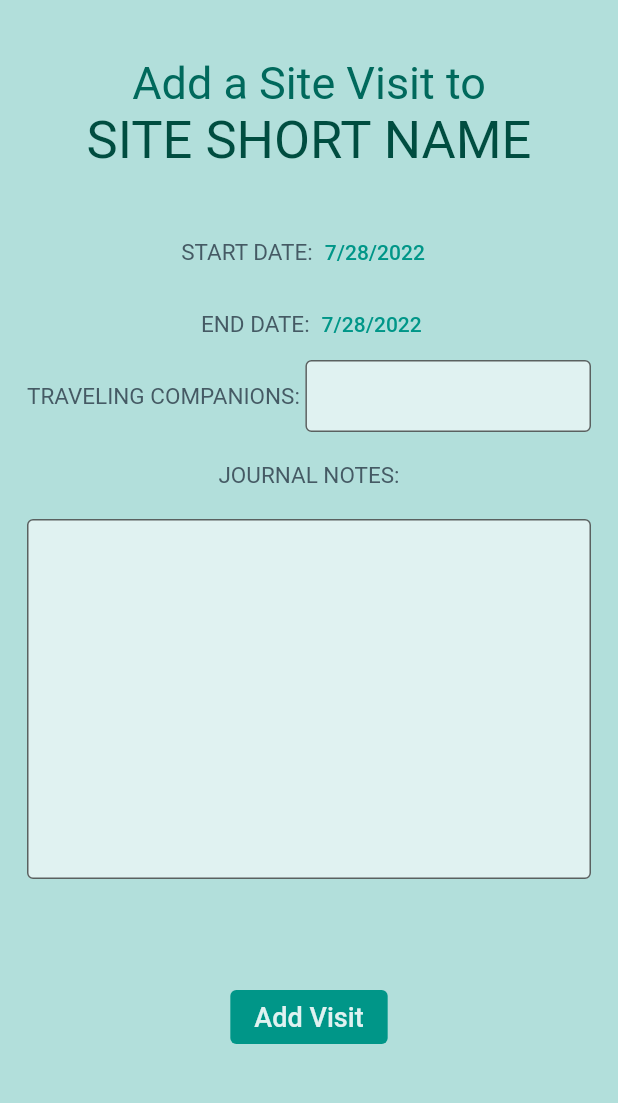
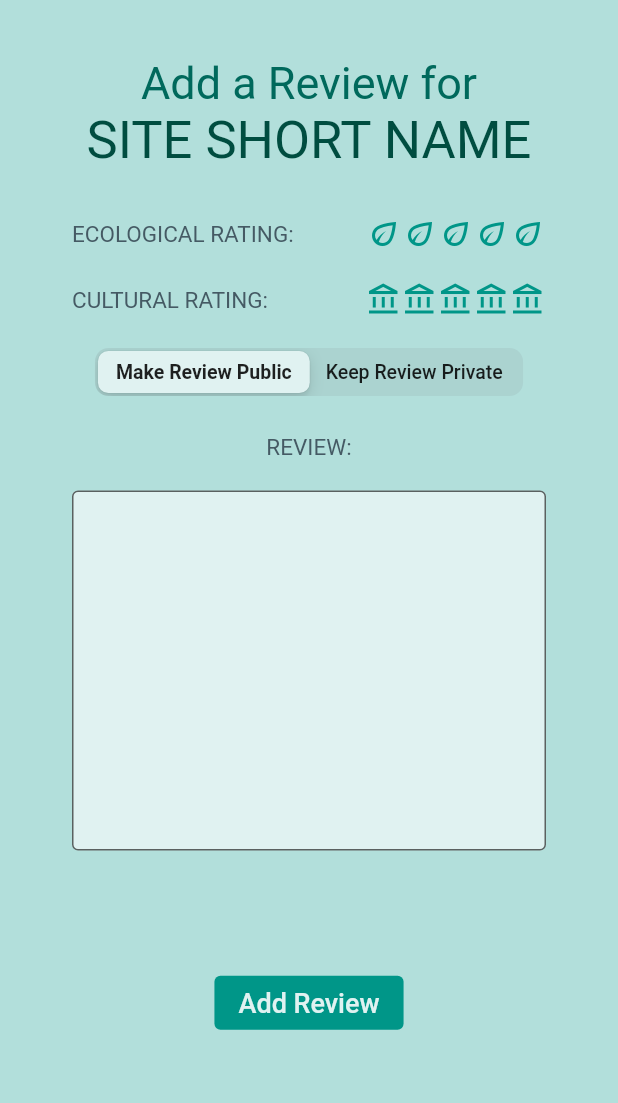
Before and after one commit to keflynn/whs-mvp, a Flutter app: the screen it shows after launch, on a phone screen of 412 x 824 dp, the part 54-1157 px from its top. Run offline on Flutter 3.47's test engine with Material 2 defaults, Android fonts, the phone set to English and light mode, and no system bars; missing offline and left inert: section_view.

Commit message:
static add review screen added

```diff
--- a/lib/main.dart
+++ b/lib/main.dart
@@ -1,4 +1,5 @@
 import 'package:flutter/material.dart';
+import 'package:whs_app_mvp/screens/add_review_screen.dart';
 import 'package:whs_app_mvp/screens/site_detail_screen.dart';
 import 'screens/profile_screen.dart';
 import 'screens/official_list_screen.dart';
@@ -20,7 +21,7 @@ class MyApp extends StatelessWidget {
         primarySwatch: Colors.teal,
         canvasColor: Colors.blueGrey.shade50,
       ),
-      home: AddVisitScreen(),
+      home: AddReviewScreen(),
       //home: VisitDetailScreen(title: 'Visit to Grenada'),
     );
   }
--- /dev/null
+++ b/lib/screens/add_review_screen.dart
@@ -0,0 +1,152 @@
+import 'package:flutter/cupertino.dart';
+import 'package:flutter/material.dart';
+import '../components/text_input_area.dart';
+import '../components/large_text_button.dart';
+import '../components/icon_rating_row.dart';
+import '../utility/constants.dart';
+
+class AddReviewScreen extends StatefulWidget {
+  const AddReviewScreen({Key? key}) : super(key: key);
+
+  @override
+  State<AddReviewScreen> createState() => _AddReviewScreenState();
+}
+
+class _AddReviewScreenState extends State<AddReviewScreen> {
+  String isPrivate = '0';
+  final reviewScrollController = ScrollController();
+
+  @override
+  Widget build(BuildContext context) {
+    return Scaffold(
+      appBar: AppBar(
+        backgroundColor: Colors.teal.shade100,
+        elevation: 0,
+        actions: [
+          TextButton(
+            onPressed: () {},
+            child: Text(
+              'Cancel',
+            ),
+          ),
+        ],
+      ),
+      backgroundColor: Colors.teal.shade100,
+      body: SafeArea(
+        child: Padding(
+          padding: const EdgeInsets.all(18.0),
+          child: Center(
+            child: Column(
+              children: [
+                Text(
+                  'Add a Review for',
+                  style: TextStyle(
+                    fontSize: 30.0,
+                    color: Colors.teal.shade800,
+                    decoration: TextDecoration.none,
+                  ),
+                ),
+                Text(
+                  'SITE SHORT NAME',
+                  style: TextStyle(
+                    fontSize: 35.0,
+                    color: Colors.teal.shade900,
+                    decoration: TextDecoration.none,
+                  ),
+                ),
+                SizedBox(
+                  height: 30.0,
+                ),
+                Padding(
+                  padding: const EdgeInsets.symmetric(horizontal: 30.0),
+                  child: Column(
+                    crossAxisAlignment: CrossAxisAlignment.center,
+                    mainAxisAlignment: MainAxisAlignment.spaceEvenly,
+                    children: [
+                      Row(
+                        mainAxisAlignment: MainAxisAlignment.spaceBetween,
+                        children: [
+                          Text(
+                            'ECOLOGICAL RATING:',
+                            style: kFormFieldLabelTextStyle,
+                          ),
+                          IconRatingRow(
+                            filledIcon: Icons.eco,
+                            outlinedIcon: Icons.eco_outlined,
+                            color: Colors.teal,
+                            size: 24.0,
+                          ),
+                        ],
+                      ),
+                      SizedBox(
+                        height: 20.0,
+                      ),
+                      Row(
+                        mainAxisAlignment: MainAxisAlignment.spaceBetween,
+                        children: [
+                          Text(
+                            'CULTURAL RATING:',
+                            style: kFormFieldLabelTextStyle,
+                          ),
+                          IconRatingRow(
+                            filledIcon: Icons.account_balance,
+                            outlinedIcon: Icons.account_balance_outlined,
+                            color: Colors.teal,
+                            size: 24.0,
+                          ),
+                        ],
+                      ),
+                      SizedBox(
+                        height: 20.0,
+                      ),
+                      Row(
+                        mainAxisAlignment: MainAxisAlignment.center,
+                        children: [
+                          CupertinoSlidingSegmentedControl(
+                            groupValue: isPrivate,
+                            thumbColor: Colors.teal.shade50,
+                            children: const <String, Widget>{
+                              '0': Text('Make Review Public'),
+                              '1': Text('Keep Review Private'),
+                            },
+                            onValueChanged: (val) {
+                              setState(() {
+                                isPrivate = val.toString();
+                              });
+                            },
+                          ),
+                        ],
+                      ),
+                      SizedBox(
+                        height: 25.0,
+                      ),
+                      Text(
+                        'REVIEW:',
+                        style: kFormFieldLabelTextStyle,
+                      ),
+                      SizedBox(
+                        height: 20.0,
+                      ),
+                      TextInputArea(
+                        scrollController: reviewScrollController,
+                        backgroundColor: Colors.teal.shade50,
+                      ),
+                    ],
+                  ),
+                ),
+                Expanded(
+                  child: Center(
+                    child: LargeTextButton(
+                      title: 'Add Review',
+                      pressAction: () {},
+                    ),
+                  ),
+                ),
+              ],
+            ),
+          ),
+        ),
+      ),
+    );
+  }
+}
--- a/lib/screens/add_visit_screen.dart
+++ b/lib/screens/add_visit_screen.dart
@@ -11,10 +11,11 @@ class AddVisitScreen extends StatefulWidget {
 }
 
 class _AddVisitScreenState extends State<AddVisitScreen> {
+  final notesScrollController = ScrollController();
+
   @override
   Widget build(BuildContext context) {
     final date = DateTime.now();
-    final notesScrollController = ScrollController();
 
     return Scaffold(
       appBar: AppBar(
@@ -37,7 +38,7 @@ class _AddVisitScreenState extends State<AddVisitScreen> {
             child: Column(
               children: [
                 Text(
-                  'Add a Site Visit to',
+                  'Add a Visit to',
                   style: TextStyle(
                     fontSize: 30.0,
                     color: Colors.teal.shade800,
```
